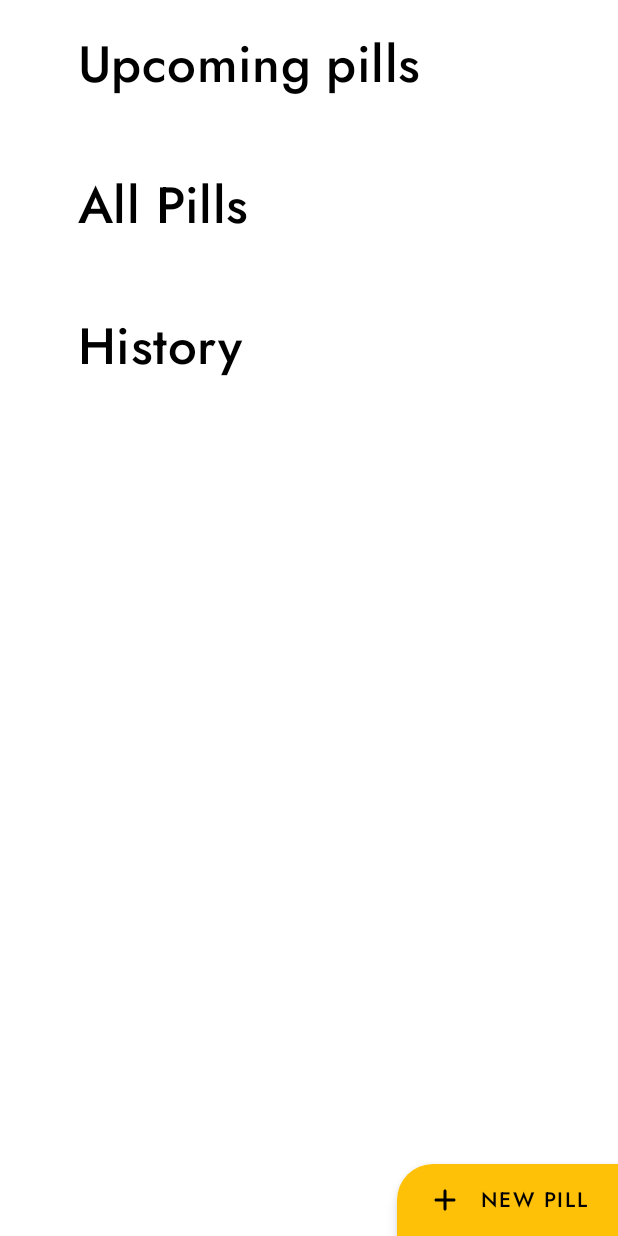
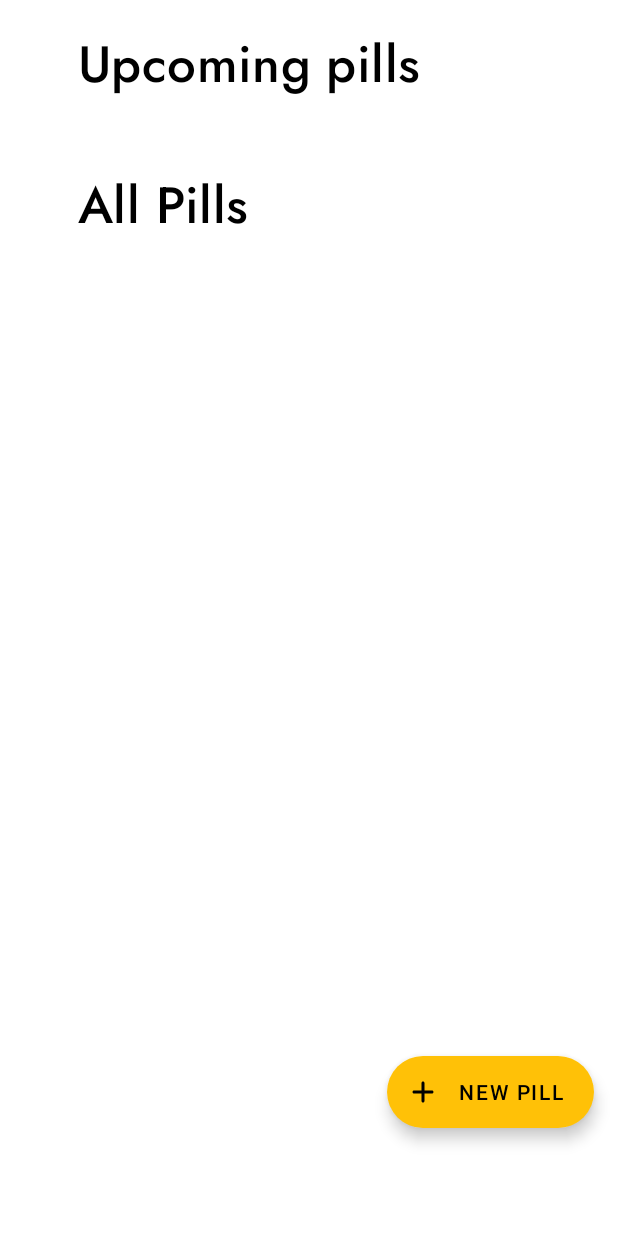
Before and after one commit to vojta-horanek/take-your-pill, an Android app: the screen it shows after launch (MainActivity), on a phone screen of 412 x 824 dp. Run offline under Robolectric (Android 15) with nearby library versions, the phone set to English and light mode, and no system bars; our stand-ins replace Dagger/Hilt's generated code, Room's generated code, data binding, navigation-ui; libraries missing offline, so code that uses them is left out: androidx.hilt.lifecycle.

Commit message:
Revert odl fab style, improved bottom bar hiding

```diff
--- a/app/src/main/java/eu/vojtechh/takeyourpill/activity/MainActivity.kt
+++ b/app/src/main/java/eu/vojtechh/takeyourpill/activity/MainActivity.kt
@@ -65,7 +65,7 @@ class MainActivity : AppCompatActivity() {
                         view.bottomNavigation.visibility = View.VISIBLE
                     }
                     else -> {
-                        view.bottomNavigation.visibility = View.GONE
+                        view.bottomNavigation.visibility = View.INVISIBLE
                     }
                 }
             }
--- a/app/src/main/java/eu/vojtechh/takeyourpill/fragment/HomeFragment.kt
+++ b/app/src/main/java/eu/vojtechh/takeyourpill/fragment/HomeFragment.kt
@@ -61,8 +61,6 @@ class HomeFragment : Fragment(R.layout.home_fragment), PillAdapter.PillAdapterLi
                 upcomingPillsAdapter,
                 HeaderAdapter(getString(R.string.all_pills)),
                 pillsAdapter,
-                HeaderAdapter(getString(R.string.history))
-                //TODO Add history adapter
             )
         view.recyclerHome.run {
             adapter = concatAdapter
--- a/app/src/main/res/layout/activity_main.xml
+++ b/app/src/main/res/layout/activity_main.xml
@@ -12,7 +12,7 @@
         android:layout_width="0dp"
         android:layout_height="0dp"
         app:defaultNavHost="true"
-        app:layout_constraintBottom_toTopOf="@+id/bottomNavigation"
+        app:layout_constraintBottom_toBottomOf="parent"
         app:layout_constraintEnd_toEndOf="parent"
         app:layout_constraintLeft_toLeftOf="parent"
         app:layout_constraintRight_toRightOf="parent"
@@ -32,14 +32,15 @@
 
     <com.google.android.material.floatingactionbutton.ExtendedFloatingActionButton
         android:id="@+id/floatingActionButton"
-        style="@style/FloatingActionButton"
         android:layout_width="wrap_content"
         android:layout_height="wrap_content"
+        android:layout_marginEnd="16dp"
+        android:layout_marginBottom="16dp"
         android:clickable="true"
         android:contentDescription="@string/fab_add_new_pill"
         android:focusable="true"
         android:text="@string/fab_add_new_pill"
         app:icon="@drawable/ic_add"
-        app:layout_constraintBottom_toBottomOf="@+id/navHostFragment"
+        app:layout_constraintBottom_toTopOf="@id/bottomNavigation"
         app:layout_constraintEnd_toEndOf="parent" />
 </androidx.constraintlayout.widget.ConstraintLayout>
--- a/app/src/main/res/layout/home_fragment.xml
+++ b/app/src/main/res/layout/home_fragment.xml
@@ -8,13 +8,14 @@
     tools:context=".fragment.HomeFragment"
     android:orientation="vertical">
 
+    <!-- padding is Bottom bar height + 68 -->
     <androidx.recyclerview.widget.RecyclerView
         android:id="@+id/recyclerHome"
         android:layout_width="match_parent"
         android:layout_height="match_parent"
         android:clipToPadding="false"
         android:overScrollMode="never"
-        android:paddingBottom="68dp"
+        android:paddingBottom="124dp"
         app:layoutManager="androidx.recyclerview.widget.LinearLayoutManager"
         app:layout_behavior="@string/appbar_scrolling_view_behavior"
         tools:listitem="@layout/pill_item_layout" />
--- a/app/src/main/res/values/dimen.xml
+++ b/app/src/main/res/values/dimen.xml
@@ -4,4 +4,5 @@
     <dimen name="photo_size_big">64dp</dimen>
     <dimen name="color_dot_size">16dp</dimen>
     <dimen name="color_dot_size_big">24dp</dimen>
+    <dimen name="bottom_bar_height">56dp</dimen>
 </resources>
```
